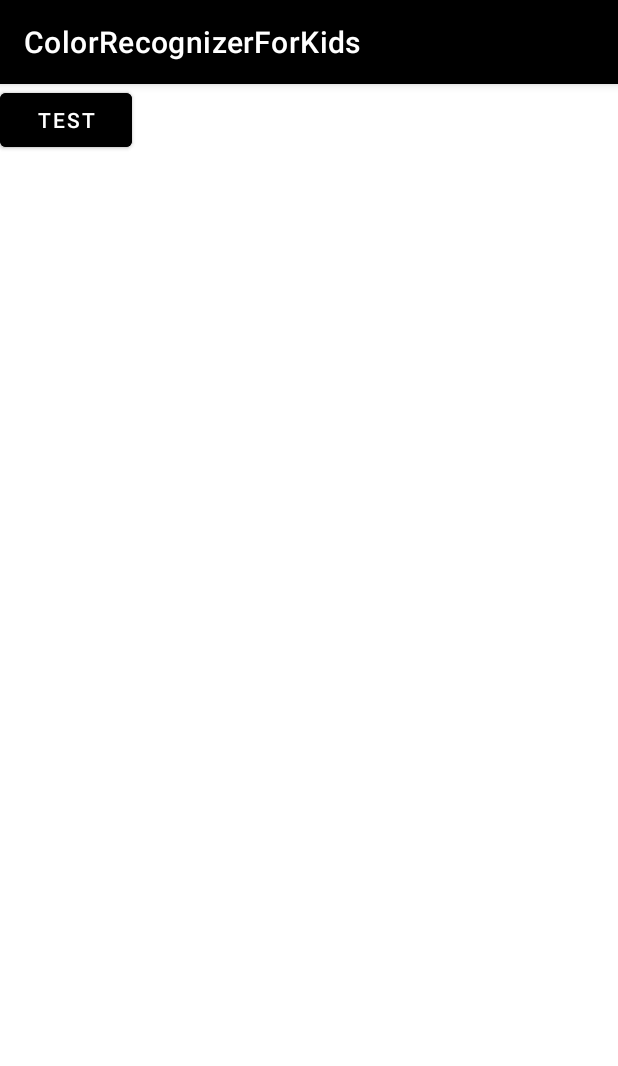
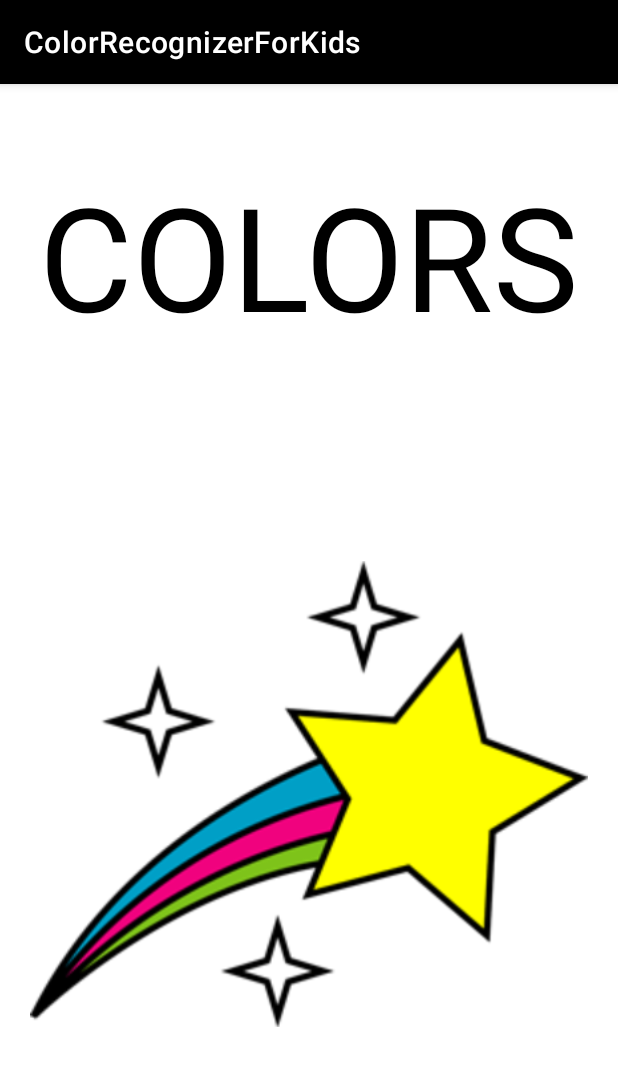
Before and after one commit to Mahreen-Asama/MC-Color-Recognizer-App, an Android app: the screen it shows after launch (MainActivity), on a phone screen of 412 x 824 dp. Shown: the top 1066 px of the screen. Run offline under Robolectric (Android 15) with nearby library versions, the phone set to English and light mode, and no system bars; 2 statements that could not run were skipped.

Commit message:
splash activity added

```diff
--- a/app/src/main/res/layout/activity_main.xml
+++ b/app/src/main/res/layout/activity_main.xml
@@ -6,19 +6,28 @@
     android:layout_height="match_parent"
     tools:context=".MainActivity">
 
-    <Button
-        android:id="@+id/learn"
+    <ImageView
+        android:id="@+id/imageView"
+        android:layout_width="0dp"
+        android:layout_height="0dp"
+        android:layout_marginStart="20dp"
+        android:layout_marginEnd="20dp"
+        app:layout_constraintBottom_toBottomOf="parent"
+        app:layout_constraintEnd_toEndOf="parent"
+        app:layout_constraintStart_toStartOf="parent"
+        app:layout_constraintTop_toBottomOf="@+id/textView"
+        app:srcCompat="@drawable/_317084" />
+
+    <TextView
+        android:id="@+id/textView"
         android:layout_width="wrap_content"
         android:layout_height="wrap_content"
-        android:text="Learn"
-        tools:layout_editor_absoluteX="158dp"
-        tools:layout_editor_absoluteY="155dp" />
-
-    <Button
-        android:id="@+id/test"
-        android:layout_width="wrap_content"
-        android:layout_height="wrap_content"
-        android:text="Test"
-        tools:layout_editor_absoluteX="155dp"
-        tools:layout_editor_absoluteY="269dp" />
+        android:layout_marginTop="50dp"
+        android:text="COLORS"
+        android:textColor="#000000"
+        android:textSize="96sp"
+        app:layout_constraintBottom_toTopOf="@+id/imageView"
+        app:layout_constraintEnd_toEndOf="parent"
+        app:layout_constraintStart_toStartOf="parent"
+        app:layout_constraintTop_toTopOf="parent" />
 </androidx.constraintlayout.widget.ConstraintLayout>
```
Also changed, not shown: app/src/main/res/drawable/_317084.png (added).
